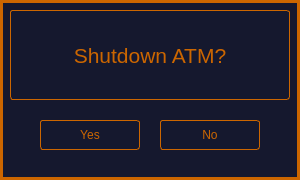
The window that lib_gui/initial_screen/exit_widget.ui (v-str/ATM-North-Star) describes before a commit, drawn with Qt 5.
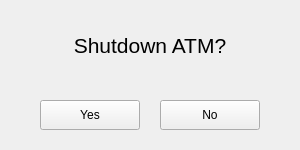
The same window after the commit.

Commit message: Add overloaded functions for color setting

Patch:
```diff
--- a/lib_gui/initial_screen/exit_widget.ui
+++ b/lib_gui/initial_screen/exit_widget.ui
@@ -7,42 +7,27 @@
     <x>0</x>
     <y>0</y>
     <width>300</width>
-    <height>180</height>
+    <height>150</height>
    </rect>
   </property>
   <property name="windowTitle">
    <string>Form</string>
   </property>
   <property name="styleSheet">
-   <string notr="true">QWidget{
-background: rgb(21, 24, 46);
-border: 3px solid #CC6600;
-}
+   <string notr="true">
 </string>
   </property>
   <widget class="QPushButton" name="button_yes">
    <property name="geometry">
     <rect>
      <x>40</x>
-     <y>120</y>
+     <y>100</y>
      <width>100</width>
      <height>30</height>
     </rect>
    </property>
    <property name="styleSheet">
-    <string notr="true">QPushButton {
-background: rgb(21, 24, 46);
-color: #CC6600;
-border: 1px solid #CC6600;
-border-radius: 3px;
-}
-QPushButton:hover {
-border: 1px solid rgb(32, 74, 135);;
-}
-QPushButton:pressed{
-background:rgb(32, 74, 135);
-}
-</string>
+    <string notr="true"/>
    </property>
    <property name="text">
     <string>Yes</string>
@@ -52,25 +37,13 @@
    <property name="geometry">
     <rect>
      <x>160</x>
-     <y>120</y>
+     <y>100</y>
      <width>100</width>
      <height>30</height>
     </rect>
    </property>
    <property name="styleSheet">
-    <string notr="true">QPushButton {
-background: rgb(21, 24, 46);
-color: #CC6600;
-border: 1px solid #CC6600;
-border-radius: 3px;
-}
-QPushButton:hover {
-border: 1px solid rgb(32, 74, 135);;
-}
-QPushButton:pressed{
-background:rgb(32, 74, 135);
-}
-</string>
+    <string notr="true"/>
    </property>
    <property name="text">
     <string>No</string>
@@ -82,7 +55,7 @@
      <x>10</x>
      <y>10</y>
      <width>280</width>
-     <height>90</height>
+     <height>70</height>
     </rect>
    </property>
    <property name="font">
@@ -91,12 +64,7 @@
     </font>
    </property>
    <property name="styleSheet">
-    <string notr="true">QLabel {
-background: rgb(21, 24, 46);
-color: #CC6600;
-border: 1px solid #CC6600;
-border-radius: 3px;
-}
+    <string notr="true">
 
 </string>
    </property>
```
The commit also changes 7 other files.
